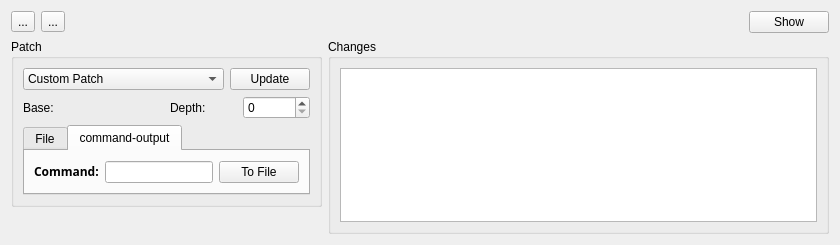
Qt form plugins/patchreview/patchreview.ui (KDE/kdevelop) before a commit.
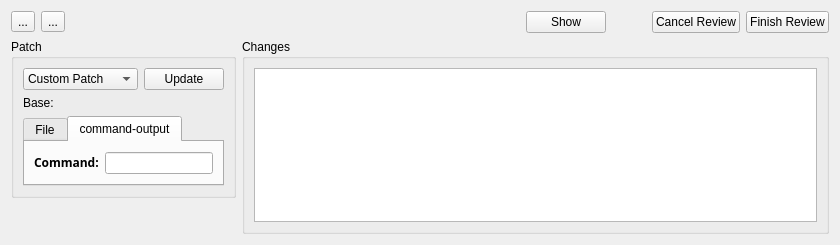
The same form after that commit. The open tabs and pages were chosen to show the change. Custom widgets are drawn as their Qt base class.

Commit message: Improve patch-review: - Never create multiple patch-review working sets - Add a "Finish Review" and for future an optional "Cancel Review" button. When "Finish Review" is pressed, all files in the review-area are deleted, the patch is removed from patch-review, and kdevelop switches back to the code area. - Remove some useless buttons - Make the "Show" button work nicer: It just does the same thing that happens when a patch-review is started: Open the diff and all related files in the review-area - Do not crash when the document-controller opens a modal dialog while starting review

```diff
--- a/plugins/patchreview/patchreview.ui
+++ b/plugins/patchreview/patchreview.ui
@@ -50,6 +50,36 @@
        </property>
       </widget>
      </item>
+     <item>
+      <spacer name="horizontalSpacer_2">
+       <property name="orientation">
+        <enum>Qt::Horizontal</enum>
+       </property>
+       <property name="sizeType">
+        <enum>QSizePolicy::Fixed</enum>
+       </property>
+       <property name="sizeHint" stdset="0">
+        <size>
+         <width>40</width>
+         <height>20</height>
+        </size>
+       </property>
+      </spacer>
+     </item>
+     <item>
+      <widget class="QPushButton" name="cancelReview">
+       <property name="text">
+        <string>Cancel Review</string>
+       </property>
+      </widget>
+     </item>
+     <item>
+      <widget class="QPushButton" name="finishReview">
+       <property name="text">
+        <string>Finish Review</string>
+       </property>
+      </widget>
+     </item>
     </layout>
    </item>
    <item row="1" column="0">
@@ -109,18 +139,7 @@
            </layout>
           </item>
           <item row="1" column="1">
-           <layout class="QHBoxLayout" name="horizontalLayout_2">
-            <item>
-             <widget class="QLabel" name="label_3">
-              <property name="text">
-               <string>Depth:</string>
-              </property>
-             </widget>
-            </item>
-            <item>
-             <widget class="QSpinBox" name="depth"/>
-            </item>
-           </layout>
+           <layout class="QHBoxLayout" name="horizontalLayout_2"/>
           </item>
           <item row="2" column="0" colspan="2">
            <widget class="QTabWidget" name="tabWidget">
@@ -173,19 +192,6 @@
                 <item>
                  <widget class="QLineEdit" name="command"/>
                 </item>
-                <item>
-                 <widget class="QPushButton" name="commandToFile">
-                  <property name="sizePolicy">
-                   <sizepolicy hsizetype="Maximum" vsizetype="Fixed">
-                    <horstretch>0</horstretch>
-                    <verstretch>0</verstretch>
-                   </sizepolicy>
-                  </property>
-                  <property name="text">
-                   <string>To File</string>
-                  </property>
-                 </widget>
-                </item>
                </layout>
               </item>
              </layout>
```
The commit also changes 4 other files.
